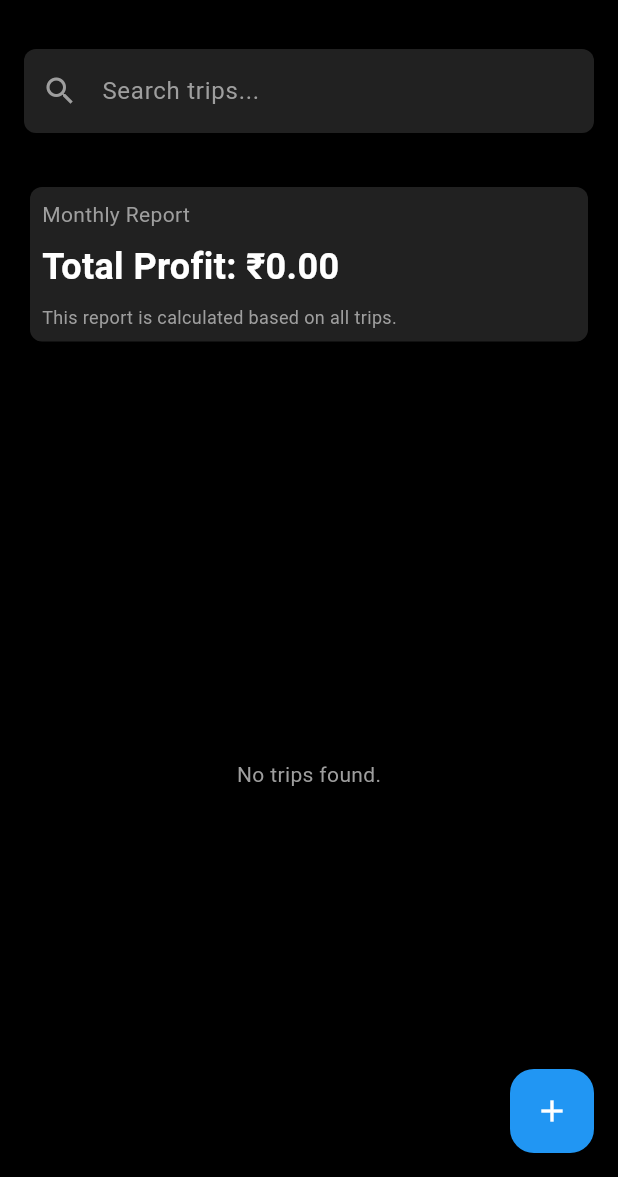
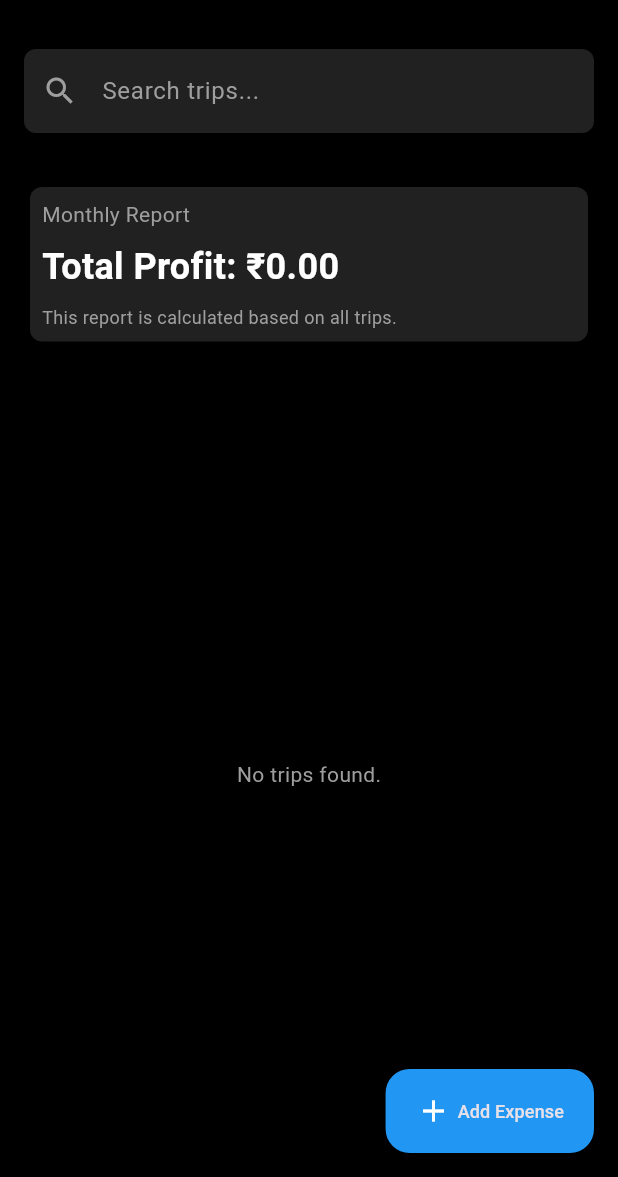
Before and after one commit to chirag640/truck-expense, a Flutter app: the TruckExpensePage screen opened directly with empty values, on a phone screen of 412 x 824 dp, the part 59-1236 px from its top. Run offline on Flutter 3.47's test engine with Material 3 defaults, Android fonts, the phone set to English and light mode, and no system bars; our stand-ins replace cloud_firestore, firebase_core; accounts and stored records are empty.

Commit message:
ui changes

```diff
--- a/lib/truck_expense_page.dart
+++ b/lib/truck_expense_page.dart
@@ -33,7 +33,7 @@ class _TruckExpensePageState extends State<TruckExpensePage> {
           ],
         ),
       ),
-      floatingActionButton: FloatingActionButton(
+      floatingActionButton: FloatingActionButton.extended(
         onPressed: () {
           Navigator.push(
             context,
@@ -42,8 +42,21 @@ class _TruckExpensePageState extends State<TruckExpensePage> {
             ),
           );
         },
+        label: Row(
+          children: const [
+            Icon(Icons.add),
+            SizedBox(width: 4), // Add spacing between icon and text
+            Text(
+              'Add Expense',
+              style: TextStyle(
+                fontSize: 12,
+                color: Color.fromRGBO(230, 224, 233, 1.0), // Custom color
+                decoration: TextDecoration.none, // No text decoration
+              ),
+            ),
+          ],
+        ),
         backgroundColor: Colors.blue,
-        child: const Icon(Icons.add, color: Colors.white),
       ),
     );
   }
```
Also changed, not shown: lib/main.dart (+16 -3 lines).
